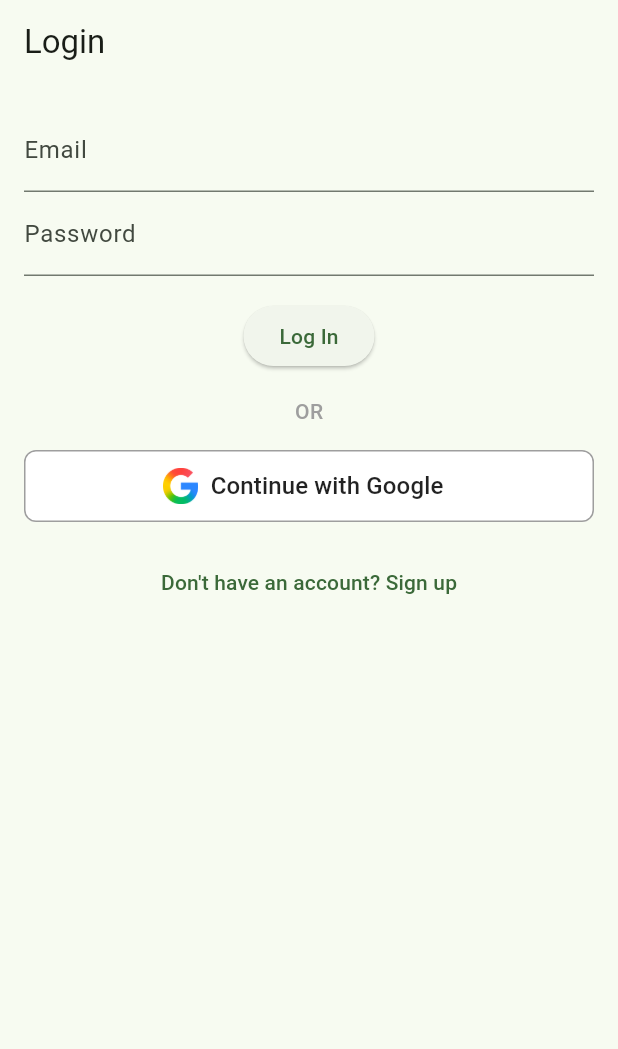
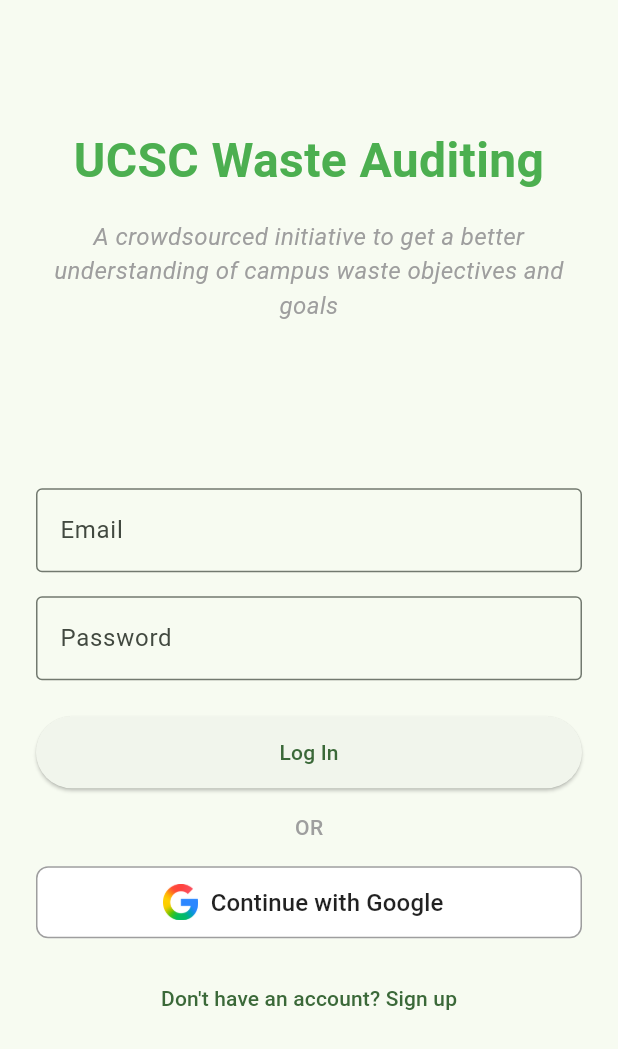
Before and after one commit to nchalla3/ucsc-waste-tagging, a Flutter app: the screen it shows after launch, on a phone screen of 412 x 824 dp. Shown: the top 1049 px of the screen. Run offline on Flutter 3.47's test engine with Material 3 defaults, Android fonts, the phone set to English and light mode, and no system bars; our stand-ins replace cloud_firestore, firebase_auth, firebase_core, firebase_storage, google_sign_in, image_picker; accounts and stored records are empty.

Commit message:
refactored login page to be more of a landing page + include explanation of what this is

```diff
--- a/lib/screens/auth/login_page.dart
+++ b/lib/screens/auth/login_page.dart
@@ -39,28 +39,72 @@ class _LoginPageState extends State<LoginPage> {
   @override
   Widget build(BuildContext context) {
     return Scaffold(
-      appBar: AppBar(title: const Text('Login')),
-      body: Padding(
-        padding: const EdgeInsets.all(16),
+      body: SafeArea(
+        child: Padding(
+          padding: const EdgeInsets.all(24),
           child: Column(
+            crossAxisAlignment: CrossAxisAlignment.center,
             children: [
+              const SizedBox(height: 60),
+              // App Title
+              const Text(
+                'UCSC Waste Auditing',
+                style: TextStyle(
+                  fontSize: 32,
+                  fontWeight: FontWeight.bold,
+                  color: Colors.green,
+                ),
+                textAlign: TextAlign.center,
+              ),
+              const SizedBox(height: 16),
+              // Caption
+              const Text(
+                'A crowdsourced initiative to get a better understanding of campus waste objectives and goals',
+                style: TextStyle(
+                  fontSize: 16,
+                  fontStyle: FontStyle.italic,
+                  color: Colors.grey,
+                ),
+                textAlign: TextAlign.center,
+              ),
+              const Spacer(),
+              // Login Form
               if (_error != null)
-              Text(_error!, style: const TextStyle(color: Colors.red)),
+                Container(
+                  margin: const EdgeInsets.only(bottom: 16),
+                  child: Text(
+                    _error!,
+                    style: const TextStyle(color: Colors.red),
+                    textAlign: TextAlign.center,
+                  ),
+                ),
               TextField(
                 controller: _emailController,
-              decoration: const InputDecoration(labelText: 'Email'),
+                decoration: const InputDecoration(
+                  labelText: 'Email',
+                  border: OutlineInputBorder(),
                 ),
+                keyboardType: TextInputType.emailAddress,
+              ),
+              const SizedBox(height: 16),
               TextField(
                 controller: _passwordController,
-              decoration: const InputDecoration(labelText: 'Password'),
+                decoration: const InputDecoration(
+                  labelText: 'Password',
+                  border: OutlineInputBorder(),
+                ),
                 obscureText: true,
               ),
-            const SizedBox(height: 16),
-            ElevatedButton(
+              const SizedBox(height: 24),
+              SizedBox(
+                width: double.infinity,
+                height: 48,
+                child: ElevatedButton(
                   onPressed: _loading ? null : _login,
                   child: _loading
                       ? const CircularProgressIndicator()
                       : const Text('Log In'),
+                ),
               ),
               const SizedBox(height: 16),
               const Text(
@@ -82,7 +126,9 @@ class _LoginPageState extends State<LoginPage> {
                 },
                 child: const Text("Don't have an account? Sign up"),
               ),
+              const Spacer(flex: 1),
             ],
+          ),
         ),
       ),
     );
```
Also changed, not shown: assets/images/sustainability_office.png (added). Lines whose indentation alone changed are shown as unchanged.
